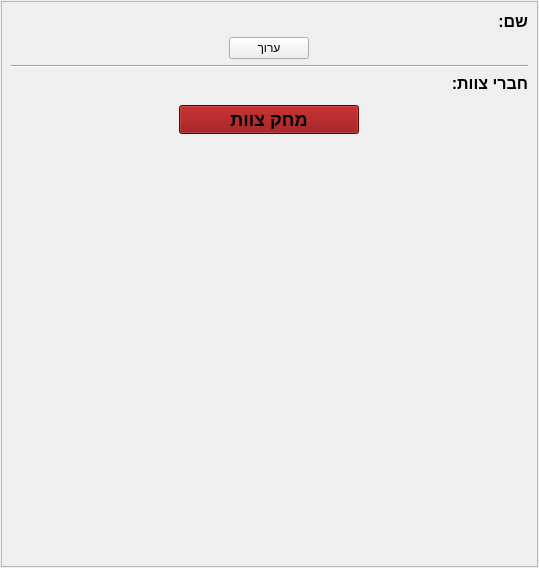
Qt form gui/resources/teamwidget.ui (PillowTweezers/PurMyun) before a commit.
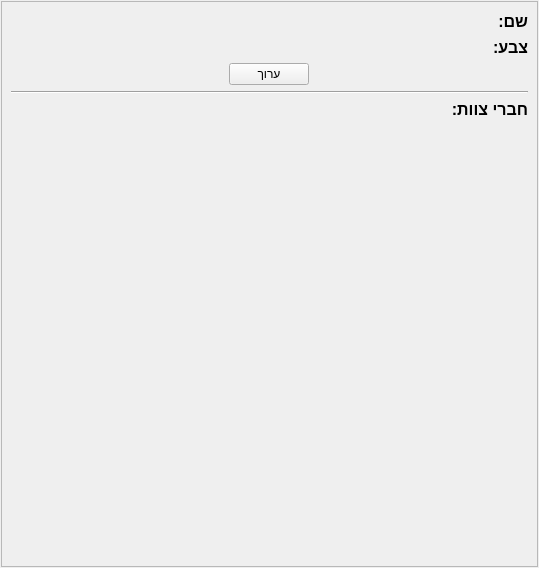
The same form after that commit. Icons and pictures are not drawn. Custom widgets are drawn as their Qt base class.

Commit message: More parts of the apps ported + Updated UI.

Patch:
```diff
--- a/gui/resources/teamwidget.ui
+++ b/gui/resources/teamwidget.ui
@@ -80,6 +80,55 @@
            </item>
           </layout>
          </item>
+         <item row="1" column="0">
+          <widget class="QLabel" name="label_3">
+           <property name="styleSheet">
+            <string notr="true">font-size:16px;font-weight:bold;</string>
+           </property>
+           <property name="text">
+            <string>צבע:</string>
+           </property>
+           <property name="alignment">
+            <set>Qt::AlignLeading|Qt::AlignLeft|Qt::AlignVCenter</set>
+           </property>
+          </widget>
+         </item>
+         <item row="1" column="1">
+          <layout class="QHBoxLayout" name="horizontalLayout_5">
+           <item>
+            <widget class="QWidget" name="colorWidget" native="true">
+             <property name="sizePolicy">
+              <sizepolicy hsizetype="Minimum" vsizetype="Preferred">
+               <horstretch>0</horstretch>
+               <verstretch>0</verstretch>
+              </sizepolicy>
+             </property>
+             <property name="minimumSize">
+              <size>
+               <width>100</width>
+               <height>0</height>
+              </size>
+             </property>
+             <property name="styleSheet">
+              <string notr="true"/>
+             </property>
+            </widget>
+           </item>
+           <item>
+            <spacer name="horizontalSpacer_6">
+             <property name="orientation">
+              <enum>Qt::Horizontal</enum>
+             </property>
+             <property name="sizeHint" stdset="0">
+              <size>
+               <width>40</width>
+               <height>20</height>
+              </size>
+             </property>
+            </spacer>
+           </item>
+          </layout>
+         </item>
         </layout>
        </item>
        <item>
@@ -174,68 +223,6 @@
          </layout>
         </widget>
        </item>
-       <item>
-        <layout class="QHBoxLayout" name="horizontalLayout_3">
-         <item>
-          <spacer name="horizontalSpacer_5">
-           <property name="orientation">
-            <enum>Qt::Horizontal</enum>
-           </property>
-           <property name="sizeHint" stdset="0">
-            <size>
-             <width>40</width>
-             <height>20</height>
-            </size>
-           </property>
-          </spacer>
-         </item>
-         <item>
-          <widget class="QPushButton" name="deleteTeamBtn">
-           <property name="sizePolicy">
-            <sizepolicy hsizetype="Fixed" vsizetype="Fixed">
-             <horstretch>0</horstretch>
-             <verstretch>0</verstretch>
-            </sizepolicy>
-           </property>
-           <property name="minimumSize">
-            <size>
-             <width>180</width>
-             <height>0</height>
-            </size>
-           </property>
-           <property name="styleSheet">
-            <string notr="true">font-weight:bold;font-size:18px;background:darkred;text-align: center;</string>
-           </property>
-           <property name="text">
-            <string>מחק צוות</string>
-           </property>
-           <property name="icon">
-            <iconset resource="mainwindow.qrc">
-             <normaloff>:/assets/remove.png</normaloff>:/assets/remove.png</iconset>
-           </property>
-           <property name="iconSize">
-            <size>
-             <width>18</width>
-             <height>18</height>
-            </size>
-           </property>
-          </widget>
-         </item>
-         <item>
-          <spacer name="horizontalSpacer_4">
-           <property name="orientation">
-            <enum>Qt::Horizontal</enum>
-           </property>
-           <property name="sizeHint" stdset="0">
-            <size>
-             <width>40</width>
-             <height>20</height>
-            </size>
-           </property>
-          </spacer>
-         </item>
-        </layout>
-       </item>
        <item>
         <spacer name="verticalSpacer">
          <property name="orientation">
```
The commit also changes 7 other files.
